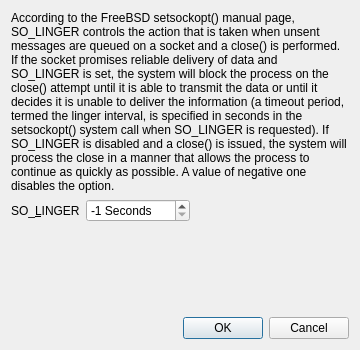
The window that branches/trunk/UI/spot-on-socket-options.ui (textbrowser/spot-on) describes before a commit, drawn with Qt 5.
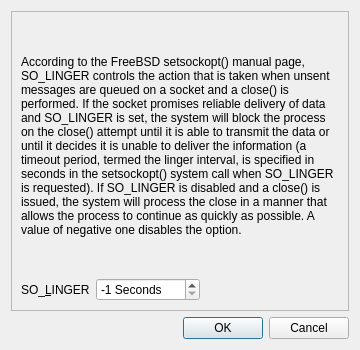
The same window after the commit. Icons and pictures are not drawn.

Commit message: New scroll area.

```diff
--- a/branches/trunk/UI/spot-on-socket-options.ui
+++ b/branches/trunk/UI/spot-on-socket-options.ui
@@ -16,6 +16,21 @@
   </property>
   <layout class="QVBoxLayout" name="verticalLayout">
    <item>
+    <widget class="QScrollArea" name="scrollArea">
+     <property name="widgetResizable">
+      <bool>true</bool>
+     </property>
+     <widget class="QWidget" name="scrollAreaWidgetContents">
+      <property name="geometry">
+       <rect>
+        <x>0</x>
+        <y>-42</y>
+        <width>326</width>
+        <height>341</height>
+       </rect>
+      </property>
+      <layout class="QVBoxLayout" name="verticalLayout_2">
+       <item>
     <widget class="QLabel" name="label_2">
      <property name="text">
       <string>&lt;html&gt;&lt;head/&gt;&lt;body&gt;&lt;p&gt;According to the FreeBSD setsockopt() manual page, SO_LINGER controls the action that is taken when unsent messages are queued on a socket and a close() is performed. If the socket promises reliable delivery of data and SO_LINGER is set, the system will block the process on the close() attempt until it is able to transmit the data or until it decides it is unable to deliver the information (a timeout period, termed the linger interval, is specified in seconds in the setsockopt() system call when SO_LINGER is requested). If SO_LINGER is disabled and a close() is issued, the system will process the close in a manner that allows the process to continue as quickly as possible. A value of negative one disables the option.&lt;/p&gt;&lt;/body&gt;&lt;/html&gt;</string>
@@ -68,18 +83,9 @@
      </item>
     </layout>
    </item>
-   <item>
-    <spacer name="verticalSpacer">
-     <property name="orientation">
-      <enum>Qt::Vertical</enum>
-     </property>
-     <property name="sizeHint" stdset="0">
-      <size>
-       <width>20</width>
-       <height>40</height>
-      </size>
-     </property>
-    </spacer>
+      </layout>
+     </widget>
+    </widget>
    </item>
    <item>
     <widget class="QDialogButtonBox" name="buttonBox">
```
Left out of the diff: 2 changed lines with no effect on the pictures. Lines whose indentation alone changed are shown as unchanged. The commit also changes 1 other file.
